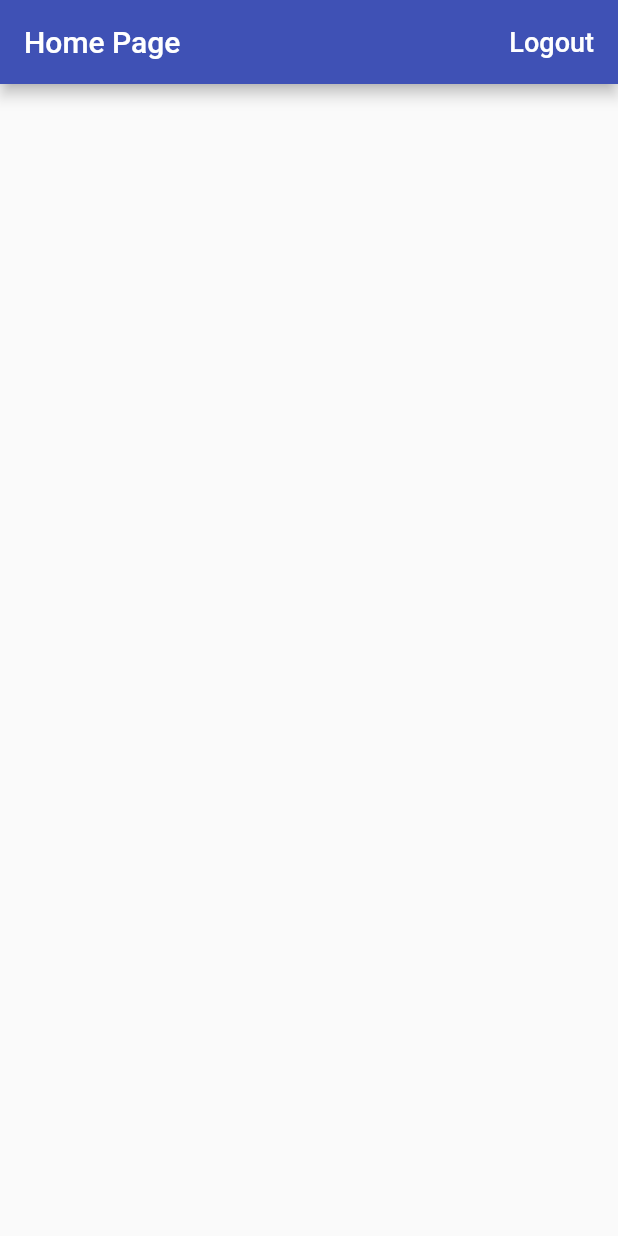
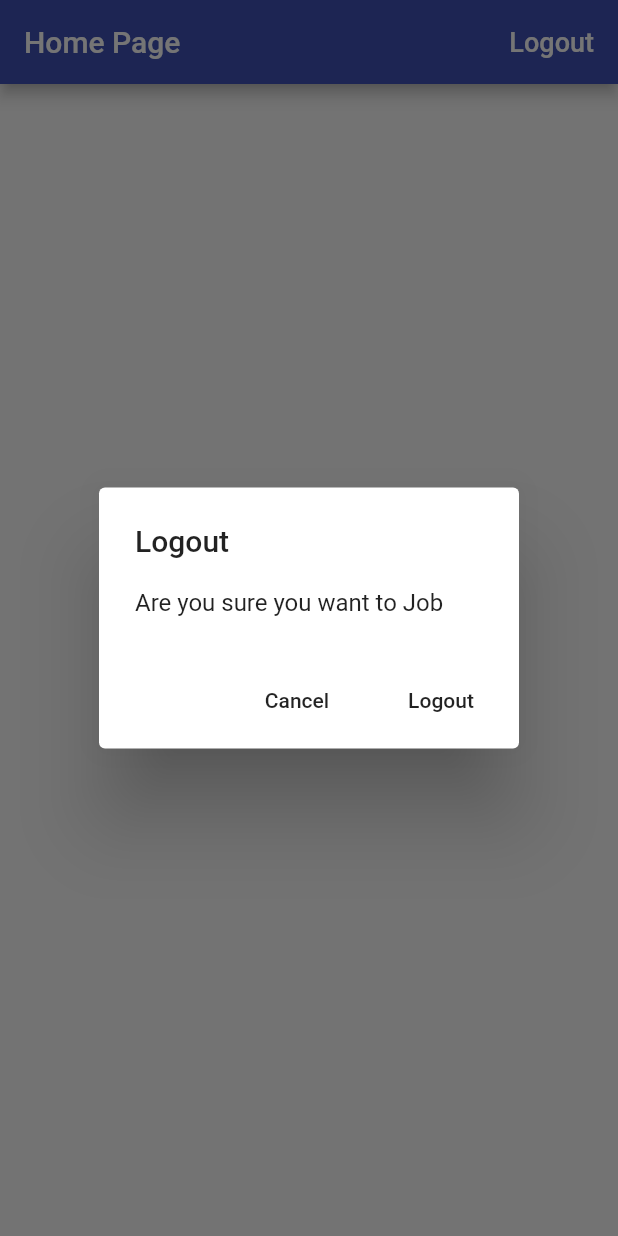
Before and after one commit to augustusgit/socialtracker, a Flutter app: the screen it shows once a user with an empty profile is signed in, after a tap on "Logout", on a phone screen of 412 x 824 dp. Run offline on Flutter 3.47's test engine with Material 2 defaults, Android fonts, the phone set to English and light mode, and no system bars; our stand-ins replace firebase_auth, google_sign_in; missing offline and left inert: flutter_facebook_login; accounts and stored records are empty.

Commit message:
Platform Aware Dialog

```diff
--- a/lib/app/home_page.dart
+++ b/lib/app/home_page.dart
@@ -1,4 +1,5 @@
 import 'package:flutter/material.dart';
+import 'package:time_tracker_flutter_course/common_widgets/platform_alert_dialog.dart';
 import 'package:time_tracker_flutter_course/services/auth.dart';
 
 class HomePage extends StatelessWidget {
@@ -11,6 +12,18 @@ class HomePage extends StatelessWidget {
       await auth.signOut();
     } catch(e) {
       print(e.toString());
+    }
+  }
+
+  Future<void> _confirmSignOut(BuildContext context) async {
+    final didRequestSignOut = PlatformAlertDialog(
+        title: 'Logout',
+        content: 'Are you sure you want to Job',
+        cancelActionText: 'Cancel',
+        defaultActionText: 'Logout',
+    ).show(context);
+    if (didRequestSignOut == true) {
+      _signOut();
     }
   }
 
@@ -28,7 +41,7 @@ class HomePage extends StatelessWidget {
               color: Colors.white,
             ),
           ),
-            onPressed: _signOut,
+            onPressed: () => _confirmSignOut(context),
           ),
         ],
       ),
--- a/lib/app/sign_in/email_sign_in_form.dart
+++ b/lib/app/sign_in/email_sign_in_form.dart
@@ -1,6 +1,10 @@
+
+import 'dart:io';
+
 import 'package:flutter/material.dart';
 import 'package:time_tracker_flutter_course/app/sign_in/validators.dart';
 import 'package:time_tracker_flutter_course/common_widgets/form_submit_button.dart';
+import 'package:time_tracker_flutter_course/common_widgets/platform_alert_dialog.dart';
 import 'package:time_tracker_flutter_course/services/auth.dart';
 
 enum EmailSignInFormType{ signIn, register}
@@ -39,22 +43,26 @@ class _EmailSignInFormState extends State<EmailSignInForm> {
       }
       Navigator.of(context).pop();
     } catch (e){
-      print(e.toString());
-      // showDialog(
-      //   context: context,
-      //   builder: (context) {
-      //   return AlertDialog(
-      //     title: Text('Sign In Failed'),
-      //     content: Text(e.toString()),
-      //     actions: [
-      //       FlatButton(
-      //         child: Text('OK'),
-      //         onPressed: () {},
-      //       )
-      //     ],
-      //   );
-      //   }
-      // );
+      PlatformAlertDialog(
+          title: 'Sign In Failed',
+          content: e.toString(),
+          defaultActionText: 'OK',
+      ).show(context);
+        // showDialog(
+        //     context: context,
+        //     builder: (context) {
+        //       return AlertDialog(
+        //         title: Text('Sign In Failed'),
+        //         content: Text(e.toString()),
+        //         actions: [
+        //           FlatButton(
+        //             child: Text('OK'),
+        //             onPressed: () => Navigator.of(context).pop(),
+        //           )
+        //         ],
+        //       );
+        //     }
+        // );
     } finally {
       setState(() {
         _isLoading = false;
--- /dev/null
+++ b/lib/common_widgets/platform_alert_dialog.dart
@@ -0,0 +1,100 @@
+import 'dart:io';
+
+import 'package:flutter/material.dart';
+import 'package:flutter/cupertino.dart';
+import 'package:time_tracker_flutter_course/common_widgets/platform_widget.dart';
+
+class PlatformAlertDialog extends PlatformWidget {
+  PlatformAlertDialog({
+    @required this.title,
+    @required this.content,
+    this.cancelActionText,
+    @required this.defaultActionText,
+  })
+      :
+        assert(title != null),
+        assert(content != null),
+        assert(defaultActionText != null);
+
+
+  final String title;
+  final String content;
+  final String cancelActionText;
+  final String defaultActionText;
+
+  Future<bool> show(BuildContext context) async {
+    return Platform.isIOS ? await showCupertinoDialog(context: context, builder: (context) => this,)
+    : await showDialog<bool>(
+      context: context,
+      barrierDismissible: true,
+      builder: (context) => this,
+    );
+}
+
+  @override
+  Widget buildCupertinoWidget(BuildContext context) {
+    // TODO: implement buildCupertinoWidget
+    return CupertinoAlertDialog(
+      title: Text(title),
+      content: Text(content),
+      actions: _buildActions(context),
+    );
+  }
+
+  @override
+  Widget buildMaterialWidget(BuildContext context) {
+    // TODO: implement buildMaterialWidget
+    return AlertDialog(
+      title: Text(title),
+      content: Text(content),
+      actions: _buildActions(context),
+    );
+  }
+
+  List<Widget> _buildActions(BuildContext context) {
+    final actions = <Widget> [];
+    if (cancelActionText != null){
+      actions.add(
+          PlatformAlertDialogAction  (
+            child: Text(cancelActionText),
+            onPressed: () => Navigator.of(context).pop(false),
+          ),
+      );
+    }
+    actions.add(
+      PlatformAlertDialogAction  (
+        child: Text(defaultActionText),
+        onPressed: () => Navigator.of(context).pop(true),
+      ),
+    );
+    return actions;
+  }
+
+}
+
+class PlatformAlertDialogAction extends PlatformWidget {
+
+  PlatformAlertDialogAction({this.child, this.onPressed});
+
+  final Widget child;
+  final VoidCallback onPressed;
+
+  @override
+  Widget buildCupertinoWidget(BuildContext context) {
+    // TODO: implement buildCupertinoWidget
+    return CupertinoDialogAction(
+      child: child,
+      onPressed: onPressed,
+    );
+  }
+
+  @override
+  Widget buildMaterialWidget(BuildContext context) {
+    // TODO: implement buildMaterialWidget
+    return FlatButton(
+      child: child,
+      onPressed: onPressed,
+    );
+  }
+
+}
--- /dev/null
+++ b/lib/common_widgets/platform_widget.dart
@@ -0,0 +1,17 @@
+import 'dart:io';
+
+import 'package:flutter/material.dart';
+
+abstract class PlatformWidget extends StatelessWidget {
+
+  Widget buildCupertinoWidget(BuildContext context);
+  Widget buildMaterialWidget(BuildContext context);
+
+  @override
+  Widget build(BuildContext context) {
+    if(Platform.isIOS) {
+      return buildCupertinoWidget(context);
+    }
+    return buildMaterialWidget(context);
+  }
+}
```
